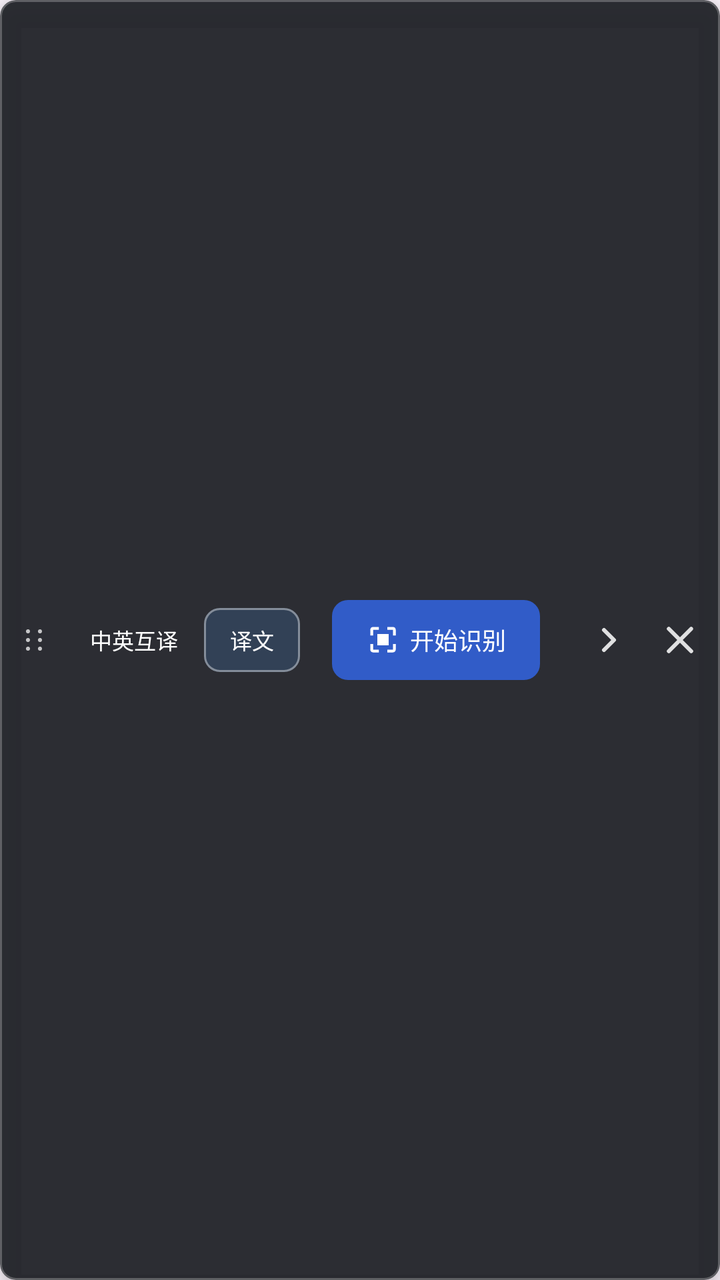
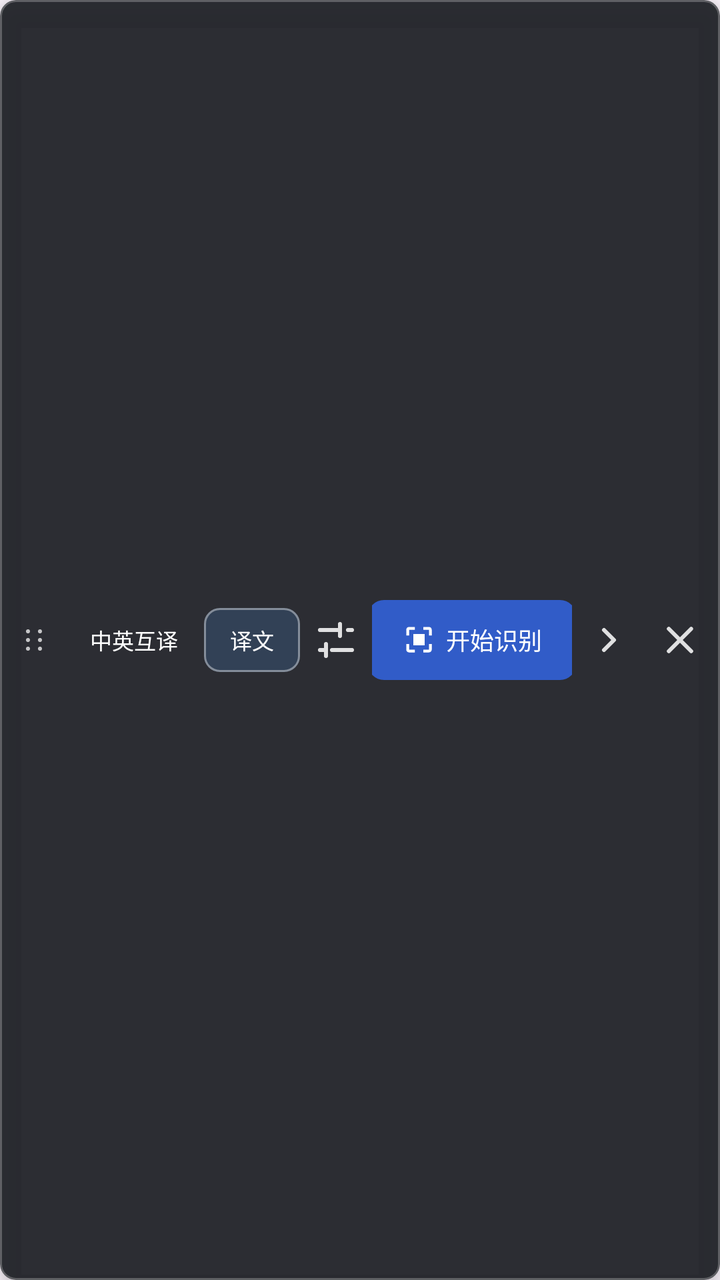

The first picture is an Android layout as it rendered before a commit; the second is the same layout after the commit. The layout source and the unified diff follow.
<!-- AndroidManifest.xml: application theme Theme.ImageTranslate -->
<!-- res/layout/overlay_active_screen_capture.xml -->
<?xml version="1.0" encoding="utf-8"?>
<FrameLayout xmlns:android="http://schemas.android.com/apk/res/android"
    xmlns:app="http://schemas.android.com/apk/res-auto"
    android:id="@+id/activeCaptureOverlayRoot"
    android:layout_width="match_parent"
    android:layout_height="match_parent"
    android:background="@android:color/transparent">

    <com.google.android.material.card.MaterialCardView
        android:id="@+id/expandedCaptureControls"
        android:layout_width="match_parent"
        android:layout_height="match_parent"
        android:elevation="10dp"
        app:cardBackgroundColor="#EE1D2025"
        app:cardCornerRadius="8dp"
        app:cardElevation="8dp"
        app:strokeColor="#3FFFFFFF"
        app:strokeWidth="1dp">

        <LinearLayout
            android:layout_width="match_parent"
            android:layout_height="match_parent"
            android:gravity="center_vertical"
            android:orientation="horizontal"
            android:paddingStart="2dp"
            android:paddingEnd="2dp">

            <ImageView
                android:id="@+id/activeOverlayDragHandle"
                android:layout_width="30dp"
                android:layout_height="match_parent"
                android:background="?attr/selectableItemBackgroundBorderless"
                android:contentDescription="@string/active_screenshot_drag_handle"
                android:padding="7dp"
                android:src="@drawable/ic_drag_handle"
                app:tint="#B8FFFFFF" />

            <com.google.android.material.button.MaterialButton
                android:id="@+id/btnActiveOverlayMode"
                style="@style/Widget.Material3.Button.TextButton"
                android:layout_width="70dp"
                android:layout_height="44dp"
                android:fontFamily="sans-serif-medium"
                android:letterSpacing="0"
                android:maxLines="1"
                android:minWidth="0dp"
                android:paddingStart="4dp"
                android:paddingEnd="4dp"
                android:text="@string/active_screenshot_mode_bidirectional"
                android:textAllCaps="false"
                android:textColor="#FFFFFF"
                android:textSize="11sp" />

            <com.google.android.material.button.MaterialButton
                android:id="@+id/btnToggleActiveTranslation"
                style="@style/Widget.Material3.Button.TextButton"
                android:layout_width="48dp"
                android:layout_height="40dp"
                android:checkable="true"
                android:checked="true"
                android:contentDescription="@string/active_screenshot_show_translation_description"
                android:fontFamily="sans-serif-medium"
                android:letterSpacing="0"
                android:minWidth="0dp"
                android:paddingStart="2dp"
                android:paddingEnd="2dp"
                android:text="@string/active_screenshot_show_translation"
                android:textAllCaps="false"
                android:textColor="#FFFFFF"
                android:textSize="11sp"
                android:tooltipText="@string/active_screenshot_show_translation_description"
                app:backgroundTint="#334A90E2"
                app:cornerRadius="8dp"
                app:strokeColor="#66FFFFFF"
                app:strokeWidth="1dp" />

            <FrameLayout
                android:layout_width="0dp"
                android:layout_height="match_parent"
                android:layout_weight="1">

                <com.google.android.material.button.MaterialButton
                    android:id="@+id/btnActiveOverlayCapture"
                    style="@style/Widget.Material3.Button"
                    android:layout_width="104dp"
                    android:layout_height="40dp"
                    android:layout_gravity="center"
                    android:contentDescription="@string/active_screenshot_action_capture"
                    android:fontFamily="sans-serif-medium"
                    android:insetTop="0dp"
                    android:insetBottom="0dp"
                    android:letterSpacing="0"
                    android:minWidth="0dp"
                    android:paddingStart="10dp"
                    android:paddingEnd="10dp"
                    android:text="@string/active_screenshot_action_capture"
                    android:textAllCaps="false"
                    android:textColor="#FFFFFF"
                    android:textSize="12sp"
                    android:tooltipText="@string/active_screenshot_action_capture"
                    app:backgroundTint="@color/primary"
                    app:cornerRadius="8dp"
                    app:icon="@drawable/ic_screenshot"
                    app:iconGravity="textStart"
                    app:iconPadding="5dp"
                    app:iconSize="17dp"
                    app:iconTint="#FFFFFF" />

                <LinearLayout
                    android:id="@+id/activeOverlayStatusGroup"
                    android:layout_width="match_parent"
                    android:layout_height="match_parent"
                    android:gravity="center"
                    android:orientation="horizontal"
                    android:paddingHorizontal="3dp"
                    android:visibility="gone">

                    <ProgressBar
                        android:id="@+id/activeOverlayProgress"
                        style="?android:attr/progressBarStyleSmall"
                        android:layout_width="16dp"
                        android:layout_height="16dp"
                        android:layout_marginEnd="5dp"
                        android:indeterminateTint="#FFFFFF" />

                    <TextView
                        android:id="@+id/tvActiveOverlayStatus"
                        android:layout_width="wrap_content"
                        android:layout_height="wrap_content"
                        android:ellipsize="end"
                        android:letterSpacing="0"
                        android:maxLines="1"
                        android:text="@string/active_screenshot_processing_short"
                        android:textColor="#FFFFFF"
                        android:textSize="11sp" />
                </LinearLayout>
            </FrameLayout>

            <ImageButton
                android:id="@+id/btnCancelActivePreview"
                android:layout_width="40dp"
                android:layout_height="48dp"
                android:background="?attr/selectableItemBackgroundBorderless"
                android:contentDescription="@string/active_screenshot_cancel_preview"
                android:padding="11dp"
                android:src="@drawable/ic_close"
                android:tooltipText="@string/active_screenshot_cancel_preview"
                android:visibility="gone"
                app:tint="#FFFFFF" />

            <ImageButton
                android:id="@+id/btnCollapseActiveOverlay"
                android:layout_width="36dp"
                android:layout_height="48dp"
                android:background="?attr/selectableItemBackgroundBorderless"
                android:contentDescription="@string/active_screenshot_minimize"
                android:padding="9dp"
                android:rotation="-90"
                android:src="@drawable/ic_expand_more"
                android:tooltipText="@string/active_screenshot_minimize"
                app:tint="#D9FFFFFF" />

            <ImageButton
                android:id="@+id/btnActiveOverlayStop"
                android:layout_width="36dp"
                android:layout_height="48dp"
                android:background="?attr/selectableItemBackgroundBorderless"
                android:contentDescription="@string/active_screenshot_action_stop"
                android:padding="9dp"
                android:src="@drawable/ic_overlay_close"
                android:tooltipText="@string/active_screenshot_action_stop"
                app:tint="#D9FFFFFF" />
        </LinearLayout>
    </com.google.android.material.card.MaterialCardView>

    <com.google.android.material.card.MaterialCardView
        android:id="@+id/collapsedCaptureHandle"
        android:layout_width="match_parent"
        android:layout_height="match_parent"
        android:elevation="10dp"
        android:visibility="gone"
        app:cardBackgroundColor="#EE1D2025"
        app:cardCornerRadius="8dp"
        app:cardElevation="8dp"
        app:strokeColor="#3FFFFFFF"
        app:strokeWidth="1dp">

        <LinearLayout
            android:layout_width="match_parent"
            android:layout_height="match_parent"
            android:gravity="center_vertical"
            android:orientation="horizontal"
            android:paddingEnd="10dp">

            <ImageButton
                android:id="@+id/btnExpandActiveOverlay"
                android:layout_width="38dp"
                android:layout_height="match_parent"
                android:background="?attr/selectableItemBackgroundBorderless"
                android:contentDescription="@string/active_screenshot_expand"
                android:padding="10dp"
                android:src="@drawable/ic_translate"
                android:tooltipText="@string/active_screenshot_expand"
                app:tint="#FFFFFF" />

            <ProgressBar
                android:id="@+id/collapsedOverlayProgress"
                style="?android:attr/progressBarStyleSmall"
                android:layout_width="14dp"
                android:layout_height="14dp"
                android:layout_marginEnd="6dp"
                android:indeterminateTint="#FFFFFF"
                android:visibility="invisible" />

            <TextView
                android:id="@+id/tvCollapsedOverlayStatus"
                android:layout_width="0dp"
                android:layout_height="wrap_content"
                android:layout_weight="1"
                android:ellipsize="end"
                android:letterSpacing="0"
                android:maxLines="1"
                android:text="@string/active_screenshot_compact_ready"
                android:textColor="#FFFFFF"
                android:textSize="12sp" />
        </LinearLayout>
    </com.google.android.material.card.MaterialCardView>
</FrameLayout>
<!-- resources referenced by this layout -->
<resources>
  <color name="primary">#315CC8</color>
  <!-- drawable ic_close (drawable) -->
  <?xml version="1.0" encoding="utf-8"?>
  <vector xmlns:android="http://schemas.android.com/apk/res/android"
      android:width="24dp"
      android:height="24dp"
      android:viewportWidth="24"
      android:viewportHeight="24">
      <path
          android:fillColor="@android:color/white"
          android:pathData="M18.3,5.71a0.996,0.996 0,0 0,-1.41 0L12,10.59 7.11,5.7A0.996,0.996 0,1 0,5.7 7.11L10.59,12 5.7,16.89a0.996,0.996 0,1 0,1.41 1.41L12,13.41l4.89,4.89a0.996,0.996 0,1 0,1.41 -1.41L13.41,12l4.89,-4.89c0.38,-0.38 0.38,-1.02 0,-1.4z" />
  </vector>
  <!-- drawable ic_expand_more (drawable) -->
  <?xml version="1.0" encoding="utf-8"?>
  <vector xmlns:android="http://schemas.android.com/apk/res/android"
      android:width="24dp"
      android:height="24dp"
      android:viewportWidth="24"
      android:viewportHeight="24">
      <path
          android:fillColor="@android:color/transparent"
          android:pathData="M7,10l5,5 5,-5"
          android:strokeColor="?attr/colorOnSurfaceVariant"
          android:strokeLineCap="round"
          android:strokeLineJoin="round"
          android:strokeWidth="2" />
  </vector>
  <!-- drawable ic_screenshot (drawable) -->
  <?xml version="1.0" encoding="utf-8"?>
  <vector xmlns:android="http://schemas.android.com/apk/res/android"
      android:width="24dp"
      android:height="24dp"
      android:viewportWidth="24"
      android:viewportHeight="24">
      <path
          android:fillColor="@android:color/white"
          android:pathData="M19,3h-4v2h4v4h2V5c0,-1.1 -0.9,-2 -2,-2zM5,3c-1.1,0 -2,0.9 -2,2v4h2V5h4V3H5zM19,19h-4v2h4c1.1,0 2,-0.9 2,-2v-4h-2v4zM5,15H3v4c0,1.1 0.9,2 2,2h4v-2H5v-4zM8,8h8v8H8z" />
  </vector>
  <string name="active_screenshot_action_capture">开始识别</string>
  <string name="active_screenshot_action_stop">结束</string>
  <string name="active_screenshot_cancel_preview">取消预览</string>
  <string name="active_screenshot_compact_ready">录屏识别</string>
  <string name="active_screenshot_drag_handle">拖动识别悬浮窗</string>
  <string name="active_screenshot_expand">展开录屏识别</string>
  <string name="active_screenshot_minimize">收起识别控制</string>
  <string name="active_screenshot_mode_bidirectional">中英互译</string>
  <string name="active_screenshot_processing_short">正在翻译</string>
  <string name="active_screenshot_show_translation">译文</string>
  <string name="active_screenshot_show_translation_description">显示或隐藏屏幕译文</string>
  <color name="on_surface_variant">#62666F</color>
  <color name="on_primary">#FFFFFF</color>
  <color name="primary_container">#E8EEFF</color>
  <color name="on_primary_container">#17326F</color>
  <color name="secondary">#18766E</color>
  <color name="on_secondary">#FFFFFF</color>
  <color name="surface">#FFFFFF</color>
  <color name="surface_container_lowest">#FBFCFE</color>
  <color name="surface_container_low">#F5F6F8</color>
  <color name="on_surface">#1B1D21</color>
  <color name="outline">#B6BAC3</color>
  <color name="outline_variant">#E1E3E8</color>
  <!-- unchanged entries left out for length: 4 -->
</resources>

<!-- the commit's change to res/layout/overlay_active_screen_capture.xml (unified diff, before → after) -->
@@ -73,6 +73,17 @@
                 app:cornerRadius="8dp"
                 app:strokeColor="#66FFFFFF"
                 app:strokeWidth="1dp" />
+
+            <ImageButton
+                android:id="@+id/btnActiveOverlaySettings"
+                android:layout_width="36dp"
+                android:layout_height="48dp"
+                android:background="?attr/selectableItemBackgroundBorderless"
+                android:contentDescription="@string/active_screenshot_capture_settings"
+                android:padding="9dp"
+                android:src="@drawable/ic_capture_settings"
+                android:tooltipText="@string/active_screenshot_capture_settings"
+                app:tint="#D9FFFFFF" />
 
             <FrameLayout
                 android:layout_width="0dp"
<!-- resource entries referenced after the edit -->
@@ -1,6 +1,20 @@
 <!-- resources referenced by this layout -->
 <resources>
   <color name="primary">#315CC8</color>
+  <!-- drawable ic_capture_settings (drawable) -->
+  <vector xmlns:android="http://schemas.android.com/apk/res/android"
+      android:width="24dp"
+      android:height="24dp"
+      android:viewportWidth="24"
+      android:viewportHeight="24">
+      <path
+          android:fillColor="@android:color/transparent"
+          android:pathData="M4,7h10M18,7h2M4,17h2M10,17h10M14,4v6M7,14v6"
+          android:strokeColor="#FFFFFFFF"
+          android:strokeLineCap="round"
+          android:strokeLineJoin="round"
+          android:strokeWidth="2" />
+  </vector>
   <!-- drawable ic_close (drawable) -->
   <?xml version="1.0" encoding="utf-8"?>
   <vector xmlns:android="http://schemas.android.com/apk/res/android"
@@ -41,6 +55,7 @@
   <string name="active_screenshot_action_capture">开始识别</string>
   <string name="active_screenshot_action_stop">结束</string>
   <string name="active_screenshot_cancel_preview">取消预览</string>
+  <string name="active_screenshot_capture_settings">识别策略设置</string>
   <string name="active_screenshot_compact_ready">录屏识别</string>
   <string name="active_screenshot_drag_handle">拖动识别悬浮窗</string>
   <string name="active_screenshot_expand">展开录屏识别</string>
